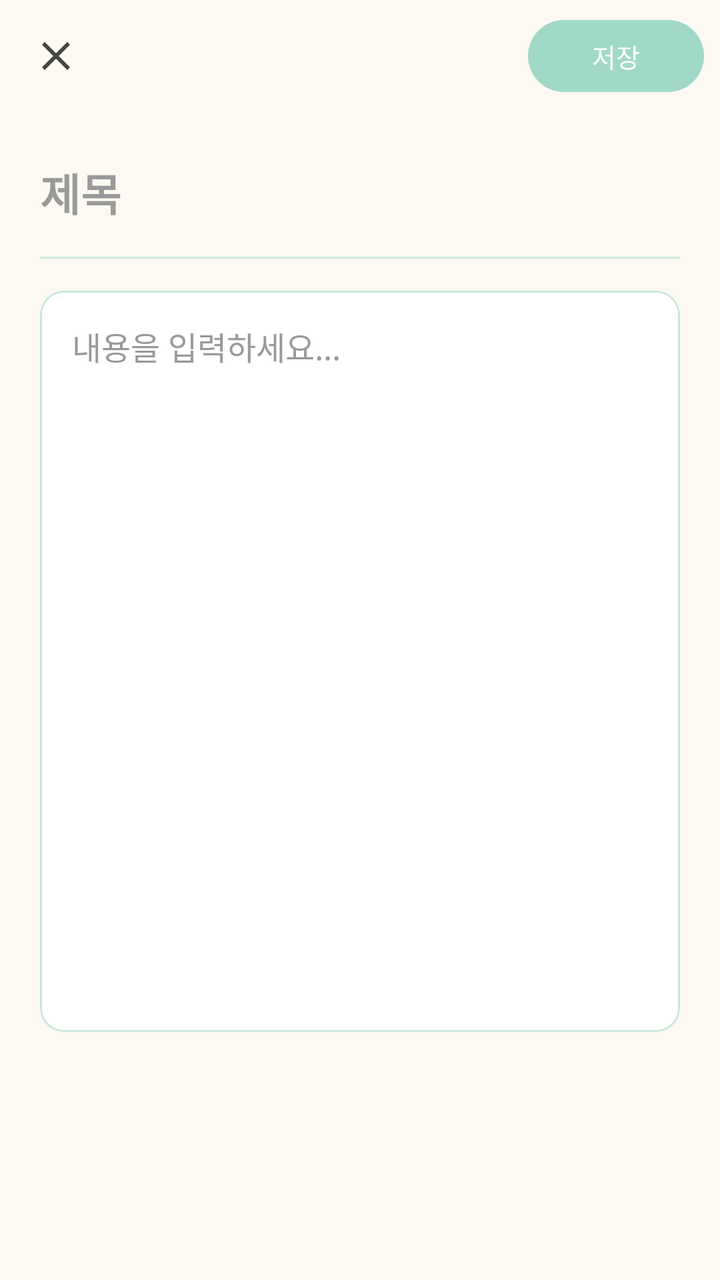
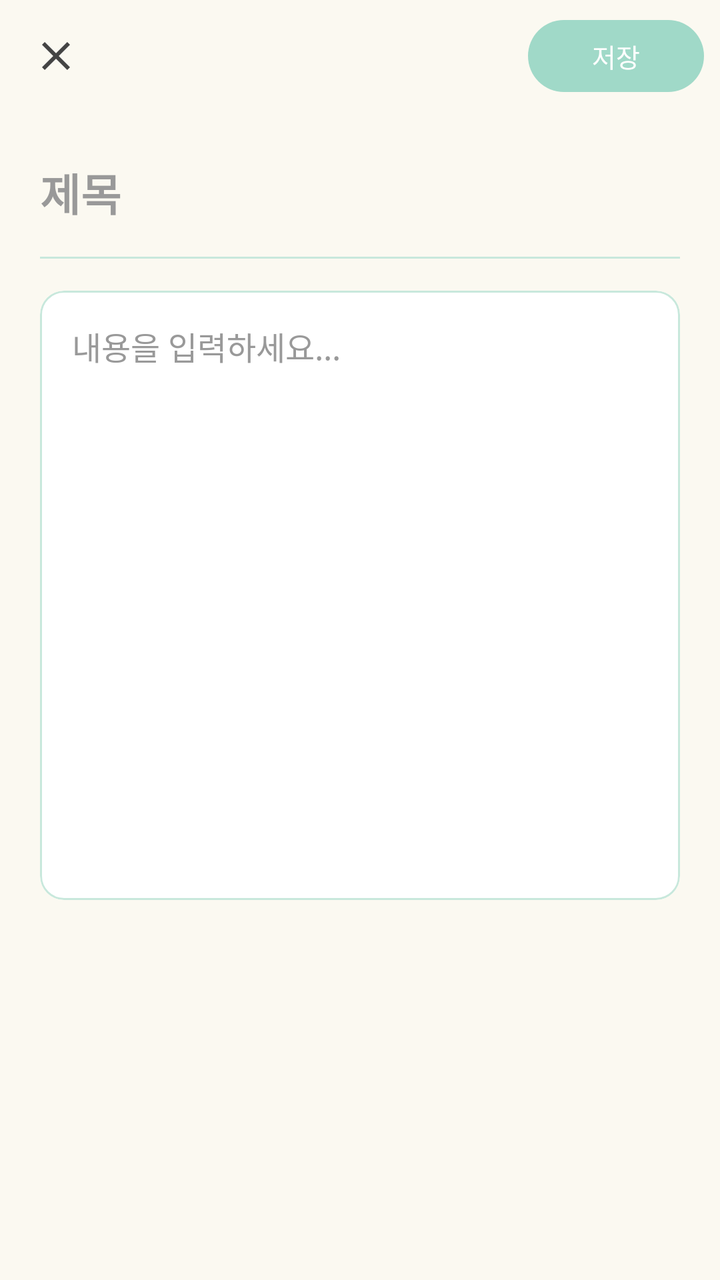

Compare the two renders of this Android layout. The source of the first and the diff that turns it into the second are given below.
<!-- AndroidManifest.xml: application theme Theme.ToDoNote -->
<!-- res/layout/fragment_note_edit.xml -->
<?xml version="1.0" encoding="utf-8"?>
<androidx.coordinatorlayout.widget.CoordinatorLayout xmlns:android="http://schemas.android.com/apk/res/android"
    xmlns:app="http://schemas.android.com/apk/res-auto"
    android:layout_width="match_parent"
    android:layout_height="match_parent"
    android:background="@color/color_background"
    android:fitsSystemWindows="true">

    
    <com.google.android.material.appbar.AppBarLayout
        android:id="@+id/app_bar"
        android:layout_width="match_parent"
        android:layout_height="wrap_content"
        android:background="@android:color/transparent"
        app:elevation="0dp">

        
        <LinearLayout
            android:id="@+id/button_container"
            android:layout_width="match_parent"
            android:layout_height="wrap_content"
            android:orientation="horizontal"
            android:paddingStart="8dp"
            android:paddingEnd="8dp"
            android:paddingTop="8dp"
            android:paddingBottom="8dp"
            android:gravity="center_vertical"
            android:background="@color/color_background">

            
            <ImageButton
                android:id="@+id/btn_cancel"
                android:layout_width="40dp"
                android:layout_height="40dp"
                android:src="@drawable/ic_close"
                android:background="?attr/selectableItemBackgroundBorderless"
                android:contentDescription="닫기"
                android:scaleType="center"
                android:tint="@color/color_text_dark" />

            <View
                android:layout_width="0dp"
                android:layout_height="0dp"
                android:layout_weight="1" />

            
            <com.google.android.material.button.MaterialButton
                android:id="@+id/btn_delete"
                android:layout_width="wrap_content"
                android:layout_height="36dp"
                android:layout_marginEnd="6dp"
                android:text="삭제"
                android:textSize="13sp"
                android:visibility="gone"
                android:paddingStart="12dp"
                android:paddingEnd="12dp"
                android:insetTop="0dp"
                android:insetBottom="0dp"
                android:minHeight="0dp"
                app:cornerRadius="18dp"
                app:backgroundTint="#FFEBEE"
                android:textColor="#D32F2F"
                app:strokeColor="#FFCDD2"
                app:strokeWidth="1dp"
                style="@style/Widget.MaterialComponents.Button.OutlinedButton" />

            
            <com.google.android.material.button.MaterialButton
                android:id="@+id/btn_lock"
                android:layout_width="wrap_content"
                android:layout_height="36dp"
                android:layout_marginEnd="6dp"
                android:text="잠금"
                android:textSize="13sp"
                android:visibility="gone"
                android:paddingStart="12dp"
                android:paddingEnd="12dp"
                android:insetTop="0dp"
                android:insetBottom="0dp"
                android:minHeight="0dp"
                app:cornerRadius="18dp"
                app:backgroundTint="@color/color_accent_light"
                android:textColor="@color/color_text_dark"
                app:strokeColor="@color/color_accent"
                app:strokeWidth="1dp"
                app:icon="@android:drawable/ic_lock_lock"
                app:iconSize="16dp"
                app:iconTint="@color/color_text_dark"
                style="@style/Widget.MaterialComponents.Button.OutlinedButton" />

            
            <com.google.android.material.button.MaterialButton
                android:id="@+id/btn_save"
                android:layout_width="wrap_content"
                android:layout_height="36dp"
                android:text="저장"
                android:textSize="13sp"
                android:paddingStart="16dp"
                android:paddingEnd="16dp"
                android:insetTop="0dp"
                android:insetBottom="0dp"
                android:minHeight="0dp"
                app:cornerRadius="18dp"
                app:backgroundTint="@color/color_primary" />

        </LinearLayout>

    </com.google.android.material.appbar.AppBarLayout>

    
    <androidx.core.widget.NestedScrollView
        android:id="@+id/scroll_view"
        android:layout_width="match_parent"
        android:layout_height="match_parent"
        android:fillViewport="true"
        app:layout_behavior="@string/appbar_scrolling_view_behavior">

        <LinearLayout
            android:layout_width="match_parent"
            android:layout_height="wrap_content"
            android:orientation="vertical"
            android:paddingStart="20dp"
            android:paddingEnd="20dp"
            android:paddingTop="16dp"
            android:paddingBottom="32dp">

            
            <EditText
                android:id="@+id/et_note_title"
                android:layout_width="match_parent"
                android:layout_height="wrap_content"
                android:hint="제목"
                android:textSize="22sp"
                android:textStyle="bold"
                android:textColor="@color/color_text_dark"
                android:textColorHint="@color/color_text_light"
                android:background="@android:color/transparent"
                android:inputType="text"
                android:maxLines="2"
                android:paddingTop="8dp"
                android:paddingBottom="16dp" />

            
            <View
                android:layout_width="match_parent"
                android:layout_height="1dp"
                android:background="@color/color_primary_light"
                android:layout_marginBottom="16dp" />

            
            <com.google.android.material.card.MaterialCardView
                android:layout_width="match_parent"
                android:layout_height="wrap_content"
                app:cardCornerRadius="12dp"
                app:cardElevation="0dp"
                app:cardBackgroundColor="@color/white"
                app:strokeWidth="1dp"
                app:strokeColor="@color/color_primary_light">

                <LinearLayout
                    android:layout_width="match_parent"
                    android:layout_height="wrap_content"
                    android:orientation="vertical"
                    android:padding="16dp">

                    
                    <EditText
                        android:id="@+id/et_note_content"
                        android:layout_width="match_parent"
                        android:layout_height="wrap_content"
                        android:hint="내용을 입력하세요..."
                        android:textSize="16sp"
                        android:textColor="@color/color_text_dark"
                        android:textColorHint="@color/color_text_light"
                        android:textCursorDrawable="@drawable/cursor_mint"
                        android:lineSpacingMultiplier="1.5"
                        android:background="@android:color/transparent"
                        android:gravity="top|start"
                        android:inputType="textMultiLine"
                        android:minLines="12"
                        android:scrollbars="vertical" />

                </LinearLayout>

            </com.google.android.material.card.MaterialCardView>

        </LinearLayout>

    </androidx.core.widget.NestedScrollView>

</androidx.coordinatorlayout.widget.CoordinatorLayout>
<!-- resources referenced by this layout -->
<resources>
  <color name="color_accent">#FFEB9E</color>
  <color name="color_accent_light">#FFF5D1</color>
  <color name="color_background">#FBF9F1</color>
  <color name="color_primary">#A0D9C8</color>
  <color name="color_primary_light">#C8E8DC</color>
  <color name="color_text_dark">#444444</color>
  <color name="color_text_light">#999999</color>
  <color name="white">#FFFFFFFF</color>
  <!-- drawable cursor_mint (drawable) -->
  <?xml version="1.0" encoding="utf-8"?>
  <shape xmlns:android="http://schemas.android.com/apk/res/android"
      android:shape="rectangle">
      <solid android:color="@color/color_primary" />
      <size android:width="2dp" />
  </shape>
  <!-- drawable ic_close (drawable) -->
  <?xml version="1.0" encoding="utf-8"?>
  <vector xmlns:android="http://schemas.android.com/apk/res/android"
      android:width="24dp"
      android:height="24dp"
      android:viewportWidth="24"
      android:viewportHeight="24">
      <path
          android:fillColor="#FF000000"
          android:pathData="M19,6.41L17.59,5 12,10.59 6.41,5 5,6.41 10.59,12 5,17.59 6.41,19 12,13.41 17.59,19 19,17.59 13.41,12z"/>
  </vector>
  <style name="Theme.ToDoNote" parent="Base.Theme.ToDoNote" />
  <style name="Base.Theme.ToDoNote" parent="Theme.Material3.DayNight.NoActionBar">
          
          <item name="colorPrimary">@color/color_primary</item>
          <item name="colorPrimaryDark">@color/color_primary_dark</item>
          <item name="colorPrimaryVariant">@color/color_primary_light</item>
          
          
          <item name="colorSecondary">@color/color_secondary</item>
          <item name="colorSecondaryVariant">@color/color_secondary_dark</item>
          
          
          <item name="android:colorBackground">@color/color_background</item>
          <item name="colorSurface">@color/color_surface</item>
          
          
          <item name="android:textColorPrimary">@color/color_text_dark</item>
          <item name="android:textColorSecondary">@color/color_text_medium</item>
          <item name="colorOnPrimary">@color/white</item>
          <item name="colorOnSecondary">@color/color_text_dark</item>
          <item name="colorOnBackground">@color/color_text_dark</item>
          <item name="colorOnSurface">@color/color_text_dark</item>
          <item name="colorOnSurfaceVariant">@color/color_text_medium</item>
          
          
          <item name="colorAccent">@color/color_accent</item>
          
          
          <item name="colorOutline">@color/color_outline</item>
          
          
          <item name="android:statusBarColor">@android:color/black</item>
          <item name="android:windowLightStatusBar">false</item>
      </style>
  <color name="color_primary_dark">#7DB8A5</color>
  <color name="color_secondary">#F0D5C9</color>
  <color name="color_secondary_dark">#E0B5A3</color>
  <color name="color_surface">#FFFFFF</color>
  <color name="color_text_medium">#666666</color>
  <color name="color_outline">#333333</color>
</resources>

<!-- the commit's change to res/layout/fragment_note_edit.xml (unified diff, before → after) -->
@@ -173,7 +173,7 @@
                         android:textColor="@color/color_text_dark"
                         android:textColorHint="@color/color_text_light"
                         android:textCursorDrawable="@drawable/cursor_mint"
-                        android:lineSpacingMultiplier="1.5"
+                        android:lineSpacingMultiplier="1.2"
                         android:background="@android:color/transparent"
                         android:gravity="top|start"
                         android:inputType="textMultiLine"
